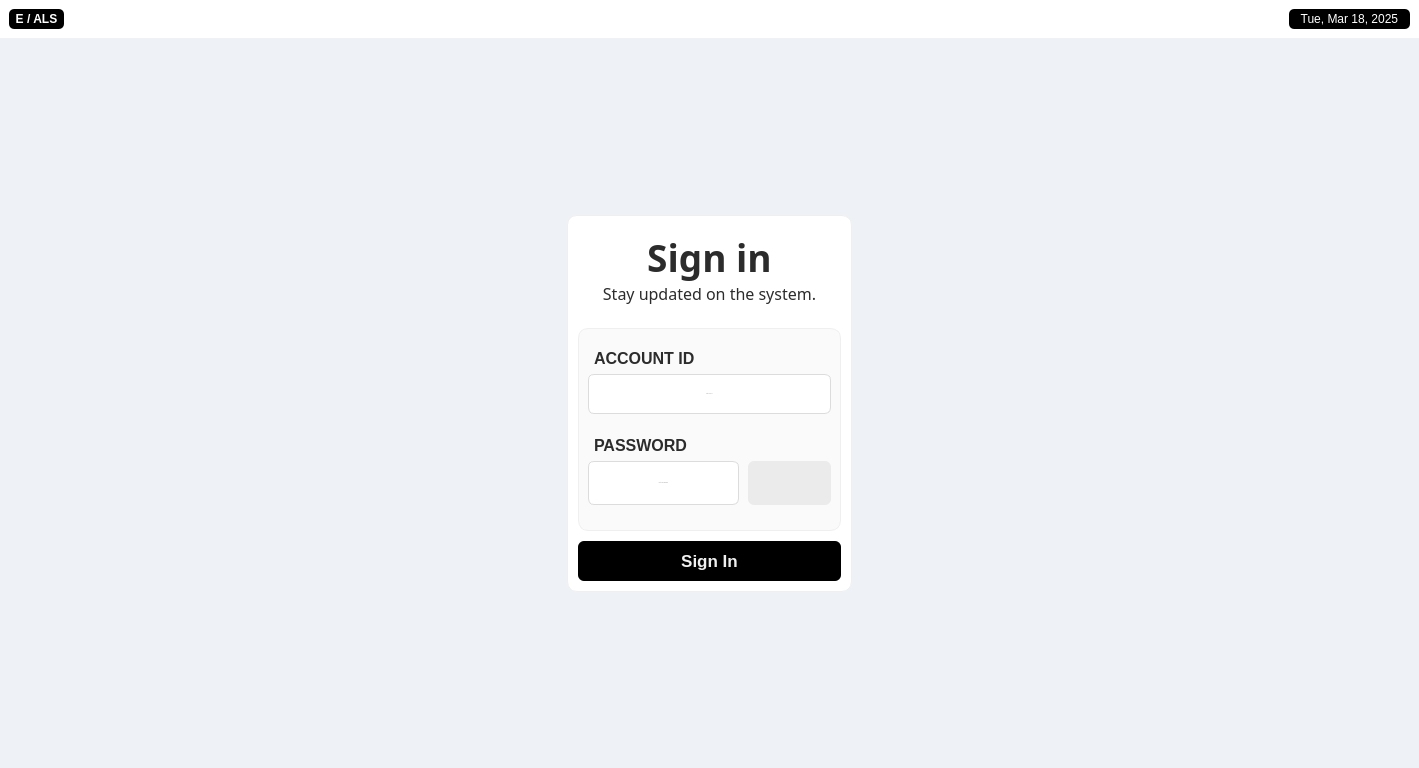
The window that EALS UI/v0.6/ui/home.ui (maeven-tapa/cpet8_group8_workspace) describes before a commit, drawn with Qt 5.
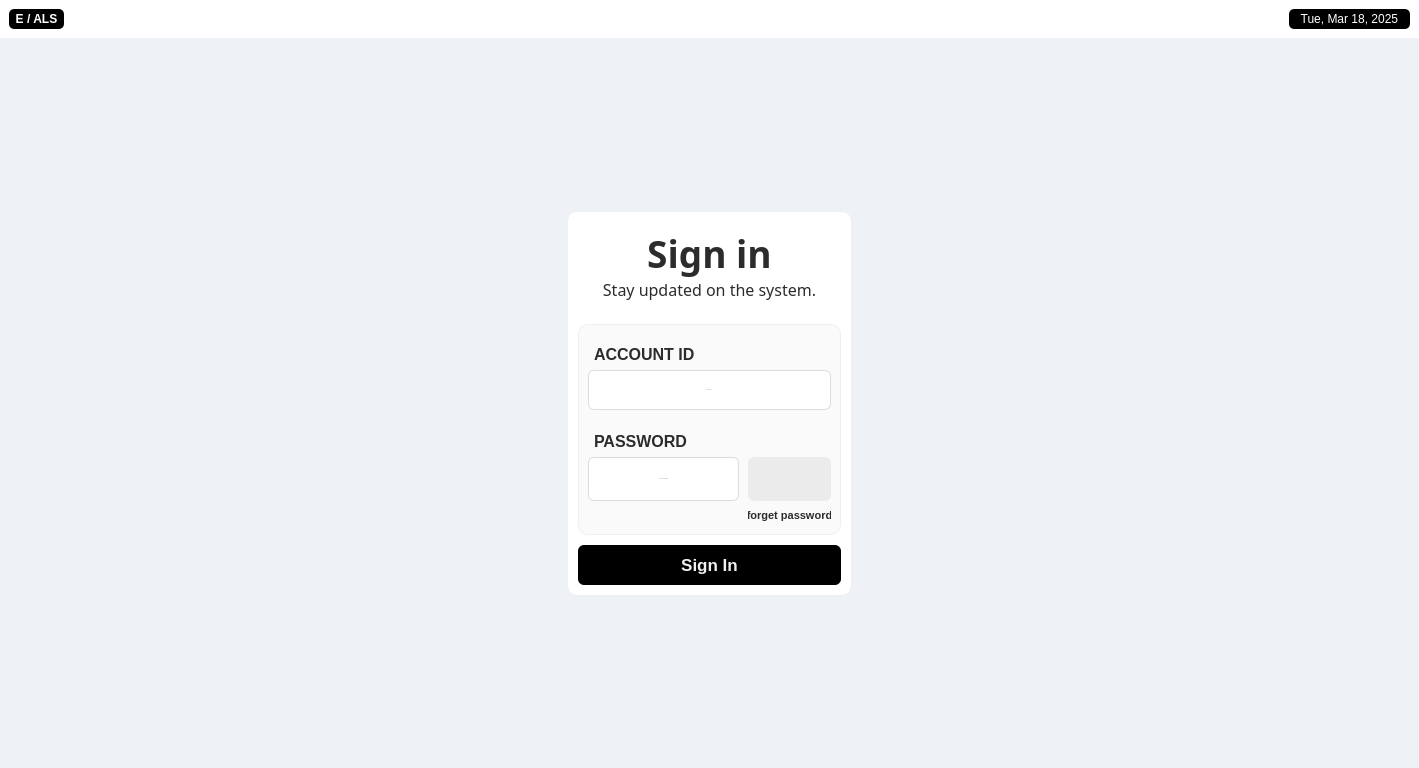
The same window after the commit. Icons and pictures are not drawn.

```diff
--- a/EALS UI/v0.6/ui/home.ui
+++ b/EALS UI/v0.6/ui/home.ui
@@ -217,7 +217,7 @@
                <number>20</number>
               </property>
               <property name="bottomMargin">
-               <number>0</number>
+               <number>12</number>
               </property>
               <item>
                <layout class="QVBoxLayout" name="verticalLayout_5">
@@ -344,7 +344,7 @@
                  </widget>
                 </item>
                 <item>
-                 <layout class="QGridLayout" name="gridLayout_15" columnstretch="0,5,1">
+                 <layout class="QGridLayout" name="gridLayout_15" rowstretch="0,0" columnstretch="0,3,1">
                   <property name="horizontalSpacing">
                    <number>9</number>
                   </property>
@@ -478,20 +478,45 @@
                     </property>
                    </widget>
                   </item>
+                  <item row="1" column="2">
+                   <widget class="QPushButton" name="forgot_pass_btn">
+                    <property name="sizePolicy">
+                     <sizepolicy hsizetype="Ignored" vsizetype="Fixed">
+                      <horstretch>0</horstretch>
+                      <verstretch>0</verstretch>
+                     </sizepolicy>
+                    </property>
+                    <property name="font">
+                     <font>
+                      <pointsize>8</pointsize>
+                      <bold>true</bold>
+                     </font>
+                    </property>
+                    <property name="styleSheet">
+                     <string notr="true">
+    QPushButton {
+	background: transparent;
+	border: none;
+	color: rgb(44, 44, 44);
+    }
+    QPushButton:hover {
+	color: rgb(44, 44, 44);
+	text-decoration: underline;
+    }
+    QPushButton:pressed {
+		color: rgb(0, 120, 250);
+	text-decoration: underline;
+    }</string>
+                    </property>
+                    <property name="text">
+                     <string>forget password</string>
+                    </property>
+                   </widget>
+                  </item>
                  </layout>
                 </item>
                </layout>
               </item>
-              <item>
-               <widget class="Line" name="line_3">
-                <property name="styleSheet">
-                 <string notr="true">border: none;</string>
-                </property>
-                <property name="orientation">
-                 <enum>Qt::Orientation::Horizontal</enum>
-                </property>
-               </widget>
-              </item>
              </layout>
             </widget>
            </item>
```
